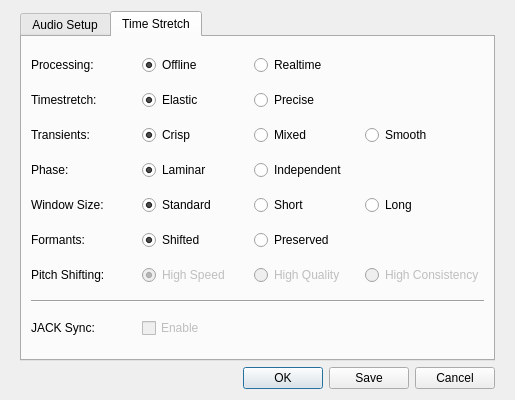
Old version of the form src/audiosetupdialog.ui in the repository rock-hopper/shuriken.
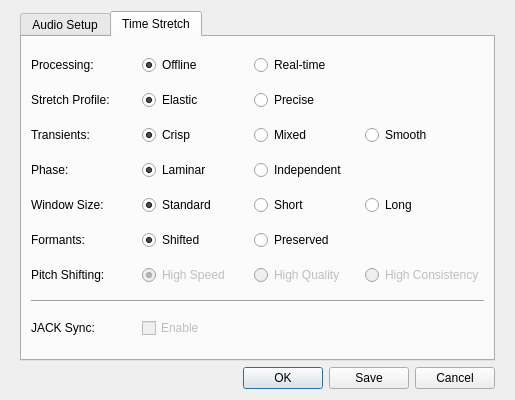
New version of the form. The open tabs and pages were chosen to show the change.

Diff of the .ui file:
```diff
--- a/src/audiosetupdialog.ui
+++ b/src/audiosetupdialog.ui
@@ -168,7 +168,7 @@
        <item row="0" column="2">
         <widget class="QRadioButton" name="radioButton_RealTime">
          <property name="text">
-          <string>Realtime</string>
+          <string>Real-time</string>
          </property>
          <attribute name="buttonGroup">
           <string>buttonGroup_Processing</string>
@@ -178,7 +178,7 @@
        <item row="1" column="0">
         <widget class="QLabel" name="label_2">
          <property name="text">
-          <string>Timestretch:</string>
+          <string>Stretch Profile:</string>
          </property>
         </widget>
        </item>
```
Left out of the diff: 4 changed lines with no effect on the pictures.
